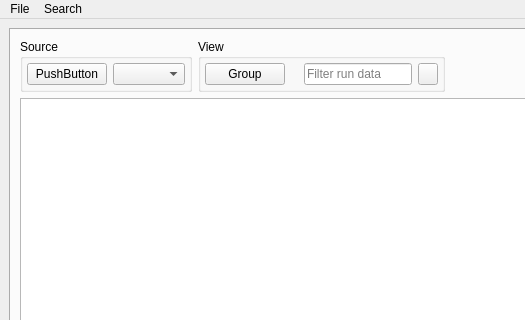
Above: frontend/mainwindow.ui from disorderedmaterials/jv2 before the change; both pictures show x 0 to 525 and y 0 to 320 of the 817 by 605 pixel window. Below: the same form after it.
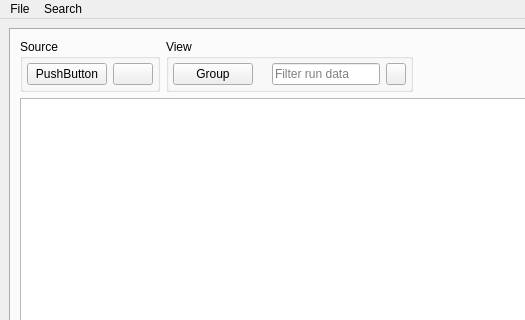
That is the form after the change. Icons and pictures are not drawn.

Commit message: broad cycle button implementation

```diff
--- a/frontend/mainwindow.ui
+++ b/frontend/mainwindow.ui
@@ -76,19 +76,13 @@
                 </widget>
                </item>
                <item>
-                <widget class="QComboBox" name="cyclesBox">
+                <widget class="QPushButton" name="cycleButton">
                  <property name="sizePolicy">
                   <sizepolicy hsizetype="Preferred" vsizetype="Fixed">
                    <horstretch>0</horstretch>
                    <verstretch>0</verstretch>
                   </sizepolicy>
                  </property>
-                 <property name="insertPolicy">
-                  <enum>QComboBox::InsertAlphabetically</enum>
-                 </property>
-                 <property name="sizeAdjustPolicy">
-                  <enum>QComboBox::AdjustToContents</enum>
-                 </property>
                 </widget>
                </item>
               </layout>
```
The commit also changes 6 other files.
